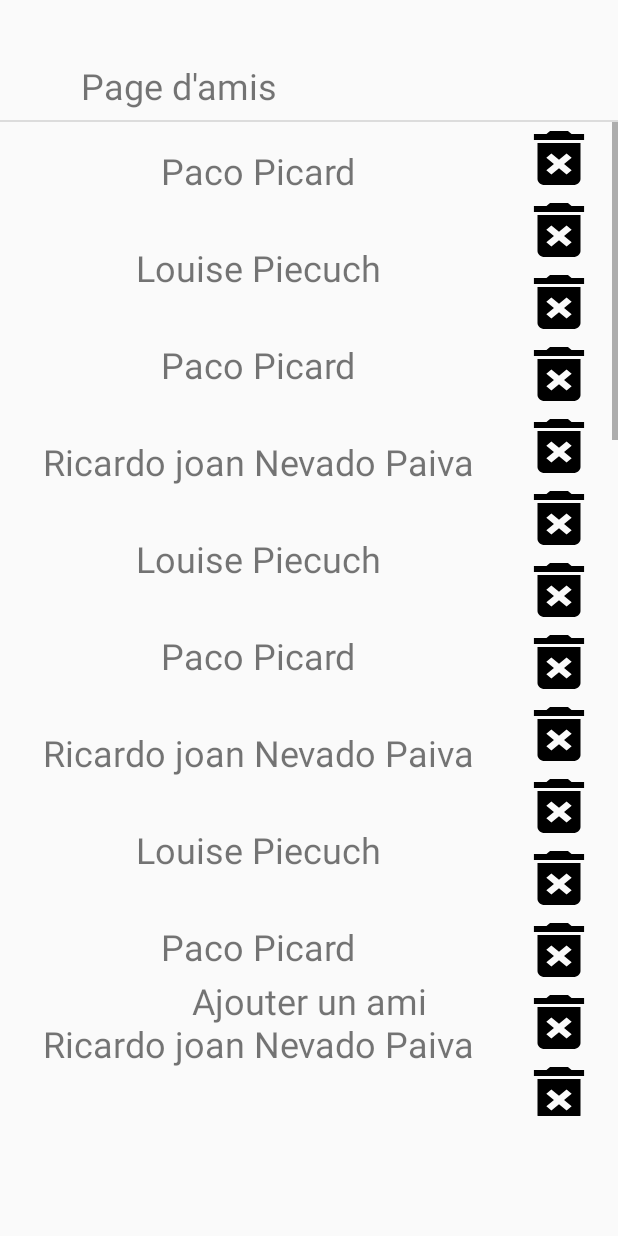
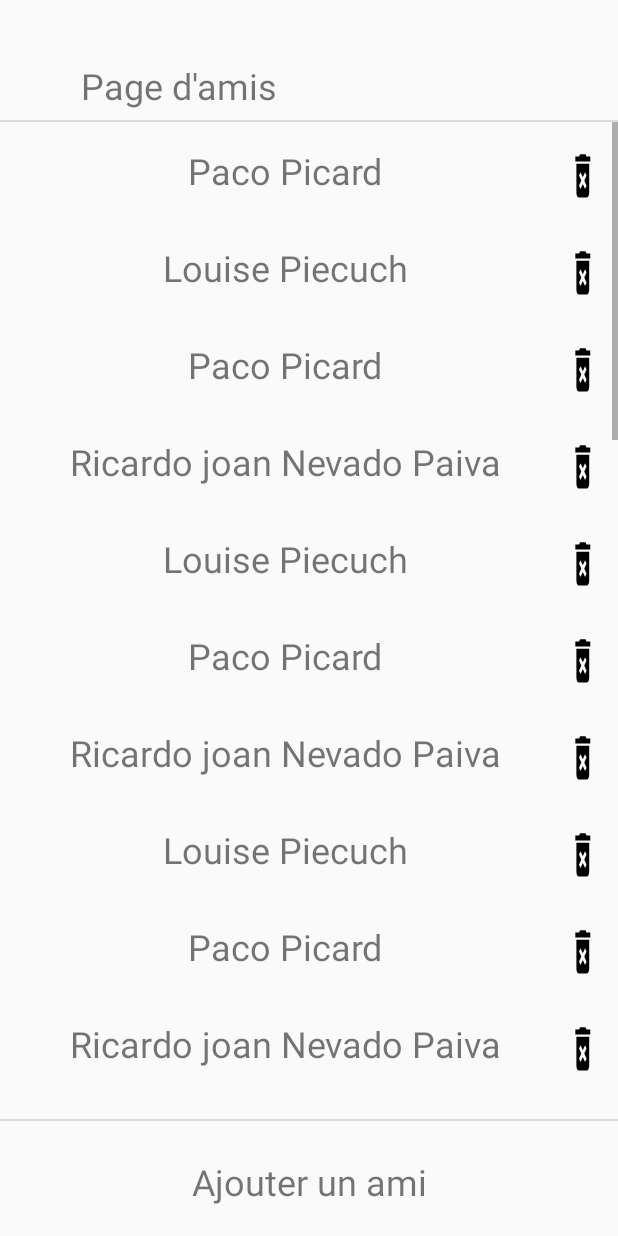
Before and after one commit to TheRealPaco/Festiv-Aman, an Android app: the FriendsActivity screen opened directly, with no data from a screen before it, on a phone screen of 412 x 824 dp. Run offline under Robolectric (Android 15) with nearby library versions, the phone set to English and light mode, and no system bars.

Commit message:
modif activité friend
enlever les layouts du fichier.xml et les intégrer dans la création dans le code java.

```diff
--- a/app/src/main/java/com/s5/festivaman/FriendsActivity.java
+++ b/app/src/main/java/com/s5/festivaman/FriendsActivity.java
@@ -1,13 +1,8 @@
 package com.s5.festivaman;
 
 import android.content.Intent;
-import android.support.design.widget.NavigationView;
-import android.support.v4.view.GravityCompat;
-import android.support.v4.widget.DrawerLayout;
-import android.support.v7.app.AppCompatActivity;
 import android.os.Bundle;
 import android.view.Gravity;
-import android.view.MenuItem;
 import android.view.View;
 import android.widget.Button;
 import android.widget.LinearLayout;
@@ -47,11 +42,13 @@ public class FriendsActivity extends DrawerActivity {
     }
 
     protected int createFriendPage () {
+
+        LinearLayout linearLayout_factor = findViewById(R.id.friend_layout);
+
         int n=10;
         //TODO chercher dans la database le nombre d'amis (n)
         List<String> friendsName=new ArrayList<>();
-        LinearLayout linearLayout_friend = findViewById(R.id.layout_friendName);
-        LinearLayout linearLayout_button = findViewById(R.id.layout_deleteButton);
+
 
         friendsName.add("Paco Picard");
         friendsName.add("Louise Piecuch");
@@ -73,20 +70,25 @@ public class FriendsActivity extends DrawerActivity {
 
         for( int i = 0; i < friendsName.size(); i++ )
         {
+            LinearLayout linearLayout = new LinearLayout(this);
+            linearLayout.setOrientation(LinearLayout.HORIZONTAL);
+            linearLayout_factor.addView(linearLayout);
+
             TextView textView = new TextView(this);
             textView.setText(friendsName.get(i));
             textView.setTextSize(24);
             textView.setGravity(Gravity.CENTER);
             textView.setHeight(97);
+            textView.setWidth(570);
 
-            linearLayout_friend.addView(textView);
+            linearLayout.addView(textView);
 
             Button button = new Button(this);
             button.setBackgroundResource(R.drawable.ic_delete_forever_black_24dp);
             button.setHeight(20);
             button.setId(i);
             button.setGravity(Gravity.LEFT);
-            linearLayout_button.addView(button);
+            linearLayout.addView(button);
             map.put(i, textView);
             button.setOnClickListener(new View.OnClickListener() {
 
--- a/app/src/main/res/drawable/ic_delete_forever_black_24dp.xml
+++ b/app/src/main/res/drawable/ic_delete_forever_black_24dp.xml
@@ -1,8 +1,8 @@
 <vector xmlns:android="http://schemas.android.com/apk/res/android"
         android:width="10dp"
         android:height="10dp"
-        android:viewportWidth="24.0"
-        android:viewportHeight="24.0">
+        android:viewportWidth="45.0"
+        android:viewportHeight="30.0">
     <path
         android:fillColor="#FF000000"
         android:pathData="M6,19c0,1.1 0.9,2 2,2h8c1.1,0 2,-0.9 2,-2L18,7L6,7v12zM8.46,11.88l1.41,-1.41L12,12.59l2.12,-2.12 1.41,1.41L13.41,14l2.12,2.12 -1.41,1.41L12,15.41l-2.12,2.12 -1.41,-1.41L10.59,14l-2.13,-2.12zM15.5,4l-1,-1h-5l-1,1L5,4v2h14L19,4z"/>
--- a/app/src/main/res/layout/activity_friends.xml
+++ b/app/src/main/res/layout/activity_friends.xml
@@ -19,15 +19,24 @@
                 android:id="@+id/textView10"
                 android:layout_width="wrap_content"
                 android:layout_height="wrap_content"
-                android:layout_marginTop="509dp"
+                android:layout_marginBottom="20dp"
                 android:onClick="changePage"
                 android:text="@string/add_friend"
                 android:textSize="24sp"
                 app:layout_constraintBottom_toBottomOf="parent"
                 app:layout_constraintEnd_toEndOf="parent"
-                app:layout_constraintHorizontal_bias="0.5"
-                app:layout_constraintStart_toStartOf="parent"
-                app:layout_constraintTop_toTopOf="parent" />
+                app:layout_constraintHorizontal_bias="0.502"
+                app:layout_constraintStart_toStartOf="parent" />
+
+            <View
+                android:id="@+id/divider11"
+                android:layout_width="match_parent"
+                android:layout_height="1dp"
+                android:layout_marginBottom="24dp"
+                android:background="?android:attr/listDivider"
+                app:layout_constraintBottom_toTopOf="@+id/textView10"
+                app:layout_constraintEnd_toEndOf="parent"
+                app:layout_constraintStart_toStartOf="parent" />
         </android.support.constraint.ConstraintLayout>
 
         <LinearLayout
@@ -74,32 +83,10 @@
 
 
                 <LinearLayout
+                    android:id="@+id/friend_layout"
                     android:layout_width="match_parent"
                     android:layout_height="match_parent"
-                    android:orientation="horizontal">
-
-                    <LinearLayout
-                        android:id="@+id/layout_friendName"
-                        android:layout_width="0dp"
-                        android:layout_height="wrap_content"
-                        android:layout_weight=".60"
-                        android:orientation="vertical">
-
-                    </LinearLayout>
-
-                    <LinearLayout
-                        android:id="@+id/layout_deleteButton"
-                        android:layout_width="0dp"
-                        android:layout_height="wrap_content"
-                        android:layout_weight=".10"
-                        android:orientation="vertical">
-
-                    </LinearLayout>
-
-                    <LinearLayout
-                        android:layout_width="10dp"
-                        android:layout_height="match_parent"
-                        android:orientation="vertical"></LinearLayout>
+                    android:orientation="vertical">
 
 
                 </LinearLayout>
```
